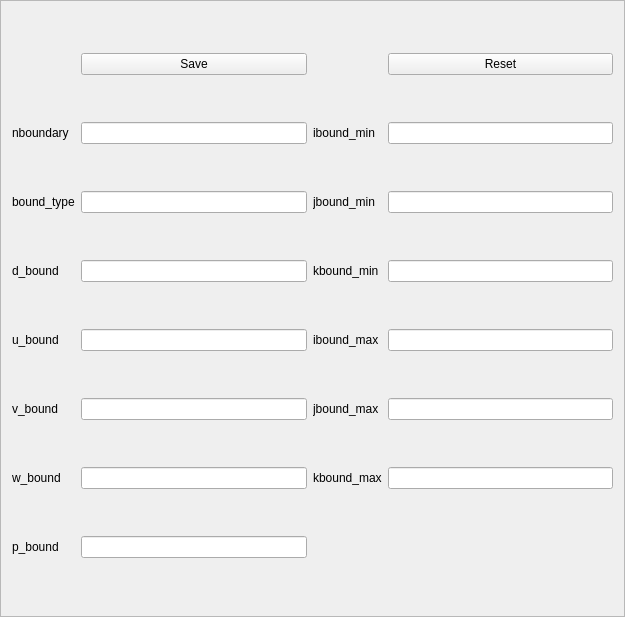
Old version of the form something.ui in the repository ansingh16/gui_ramses.
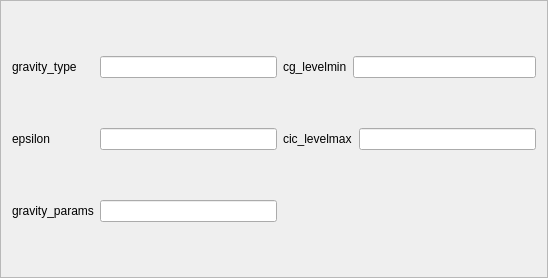
New version of the form.

```diff
--- a/something.ui
+++ b/something.ui
@@ -6,8 +6,8 @@
    <rect>
     <x>0</x>
     <y>0</y>
-    <width>625</width>
-    <height>617</height>
+    <width>548</width>
+    <height>278</height>
    </rect>
   </property>
   <property name="windowTitle">
@@ -20,36 +20,32 @@
    <enum>QFrame::Raised</enum>
   </property>
   <layout class="QGridLayout" name="gridLayout">
-   <item row="4" column="1">
-    <widget class="QLineEdit" name="editu_bound">
+   <item row="0" column="0">
+    <widget class="QLabel" name="gravity_type">
      <property name="statusTip">
       <string>edit u_bound</string>
      </property>
-    </widget>
-   </item>
-   <item row="4" column="2">
-    <widget class="QLabel" name="ibound_max">
      <property name="text">
-      <string>ibound_max</string>
+      <string>gravity_type</string>
      </property>
     </widget>
    </item>
-   <item row="6" column="0">
-    <widget class="QLabel" name="w_bound">
-     <property name="text">
-      <string>w_bound</string>
+   <item row="0" column="1">
+    <widget class="QLineEdit" name="editgravity_type">
+     <property name="statusTip">
+      <string>edit gravity_type</string>
      </property>
     </widget>
    </item>
-   <item row="6" column="1">
-    <widget class="QLineEdit" name="editw_bound">
-     <property name="statusTip">
-      <string>edit w_bound</string>
+   <item row="0" column="2">
+    <widget class="QLabel" name="cg_levelmin">
+     <property name="text">
+      <string>cg_levelmin</string>
      </property>
     </widget>
    </item>
-   <item row="1" column="3">
-    <widget class="QLineEdit" name="editibound_min">
+   <item row="0" column="3" colspan="2">
+    <widget class="QLineEdit" name="editcg_levelmin">
      <property name="statusTip">
       <string>edit ibound_min</string>
      </property>
@@ -61,7 +57,7 @@
       <string/>
      </property>
      <property name="text">
-      <string>nboundary</string>
+      <string>epsilon</string>
      </property>
     </widget>
    </item>
@@ -72,162 +68,34 @@
      </property>
     </widget>
    </item>
-   <item row="3" column="2">
-    <widget class="QLabel" name="kbound_min">
+   <item row="1" column="2" colspan="2">
+    <widget class="QLabel" name="cic_levelmax">
      <property name="text">
-      <string>kbound_min</string>
+      <string>cic_levelmax</string>
      </property>
     </widget>
    </item>
-   <item row="3" column="3">
-    <widget class="QLineEdit" name="editkbound_min">
+   <item row="1" column="4">
+    <widget class="QLineEdit" name="editcic_levelmax">
      <property name="statusTip">
-      <string>edit kbound_min</string>
-     </property>
-    </widget>
-   </item>
-   <item row="2" column="1">
-    <widget class="QLineEdit" name="editbound_type">
-     <property name="statusTip">
-      <string>edit bound_type</string>
-     </property>
-    </widget>
-   </item>
-   <item row="4" column="0">
-    <widget class="QLabel" name="u_bound">
-     <property name="text">
-      <string>u_bound</string>
-     </property>
-    </widget>
-   </item>
-   <item row="3" column="1">
-    <widget class="QLineEdit" name="editd_bound">
-     <property name="statusTip">
-      <string>edit d_bound</string>
-     </property>
-    </widget>
-   </item>
-   <item row="7" column="0">
-    <widget class="QLabel" name="p_bound">
-     <property name="text">
-      <string>p_bound</string>
-     </property>
-    </widget>
-   </item>
-   <item row="7" column="1">
-    <widget class="QLineEdit" name="editp_bound">
-     <property name="statusTip">
-      <string>edit p_bound</string>
-     </property>
-    </widget>
-   </item>
-   <item row="1" column="2">
-    <widget class="QLabel" name="ibound_min">
-     <property name="text">
-      <string>ibound_min</string>
+      <string>edit cic_levelmax</string>
      </property>
     </widget>
    </item>
    <item row="2" column="0">
-    <widget class="QLabel" name="bound_type">
-     <property name="text">
-      <string>bound_type</string>
-     </property>
-    </widget>
-   </item>
-   <item row="2" column="2">
-    <widget class="QLabel" name="jbound_min">
-     <property name="text">
-      <string>jbound_min</string>
-     </property>
-    </widget>
-   </item>
-   <item row="2" column="3">
-    <widget class="QLineEdit" name="editjbound_min">
-     <property name="statusTip">
-      <string>edit jbound_min</string>
-     </property>
-    </widget>
-   </item>
-   <item row="5" column="2">
-    <widget class="QLabel" name="jbound_max">
-     <property name="text">
-      <string>jbound_max</string>
-     </property>
-    </widget>
-   </item>
-   <item row="5" column="3">
-    <widget class="QLineEdit" name="editjbound_max">
-     <property name="statusTip">
-      <string>edit jbound_max</string>
-     </property>
-    </widget>
-   </item>
-   <item row="3" column="0">
-    <widget class="QLabel" name="d_bound">
+    <widget class="QLabel" name="gravity_params">
      <property name="statusTip">
       <string/>
      </property>
      <property name="text">
-      <string>d_bound</string>
+      <string>gravity_params</string>
      </property>
     </widget>
    </item>
-   <item row="6" column="2">
-    <widget class="QLabel" name="kbound_max">
-     <property name="text">
-      <string>kbound_max</string>
-     </property>
-    </widget>
-   </item>
-   <item row="6" column="3">
-    <widget class="QLineEdit" name="editkbound_max">
+   <item row="2" column="1">
+    <widget class="QLineEdit" name="editgravity_params">
      <property name="statusTip">
-      <string>edit kbound_max</string>
-     </property>
-    </widget>
-   </item>
-   <item row="5" column="0">
-    <widget class="QLabel" name="v_bound">
-     <property name="text">
-      <string>v_bound</string>
-     </property>
-    </widget>
-   </item>
-   <item row="5" column="1">
-    <widget class="QLineEdit" name="editv_bound">
-     <property name="statusTip">
-      <string>edit v_bound</string>
-     </property>
-    </widget>
-   </item>
-   <item row="4" column="3">
-    <widget class="QLineEdit" name="editibound_max">
-     <property name="statusTip">
-      <string>edit ibound_max</string>
-     </property>
-    </widget>
-   </item>
-   <item row="0" column="1">
-    <widget class="QPushButton" name="Save">
-     <property name="statusTip">
-      <string>Save the variables</string>
-     </property>
-     <property name="text">
-      <string>Save</string>
-     </property>
-     <property name="shortcut">
-      <string>Ctrl+S</string>
-     </property>
-    </widget>
-   </item>
-   <item row="0" column="3">
-    <widget class="QPushButton" name="Reset">
-     <property name="text">
-      <string>Reset</string>
-     </property>
-     <property name="shortcut">
-      <string>Ctrl+R</string>
+      <string>edit gravity_params</string>
      </property>
     </widget>
    </item>
```
Left out of the diff: 17 changed lines with no effect on the pictures.
